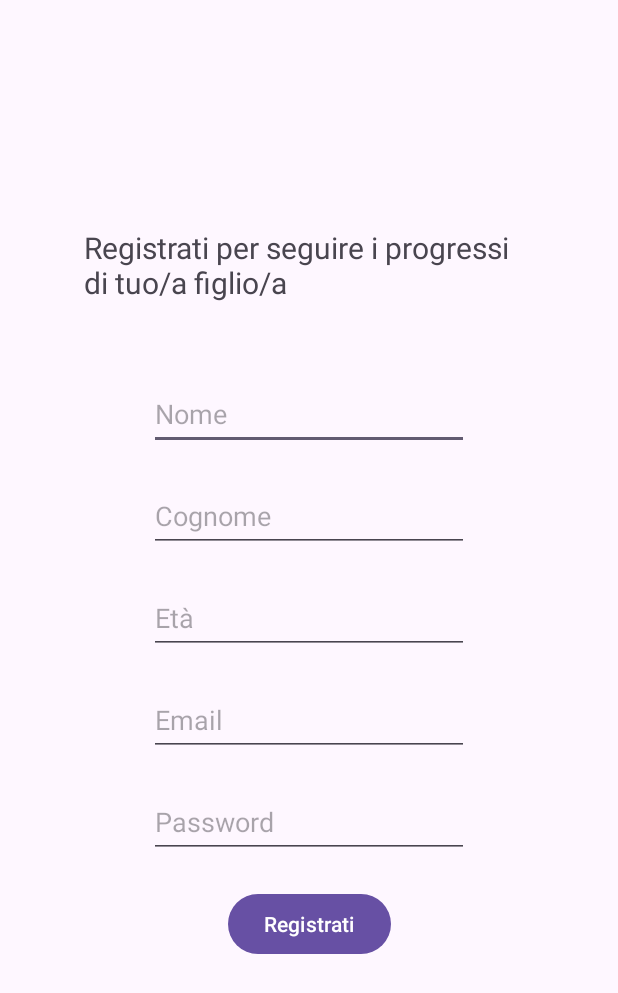
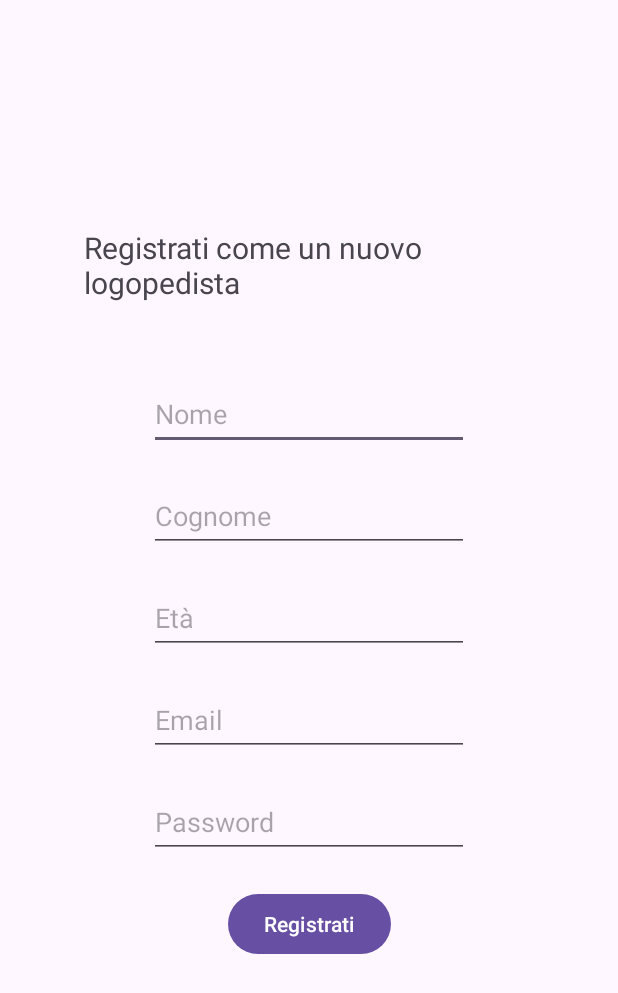
Before and after one commit to LucaLenoci/ProgettoAndroid, an Android app: the screen it shows after launch (RegisterActivity), after a tap on "Registrati", on a phone screen of 412 x 824 dp. Shown: the top 993 px of the screen. Run offline under Robolectric (Android 15) with nearby library versions, the phone set to English and light mode, and no system bars; our stand-ins replace Firebase (no records; nobody signed in at launch, a user with empty details on screens opened directly); Roboto replaces fonts that are not available here.

Commit message:
modificata la registrazione e aggiunta la possibilità al logopedista di aggiungere genitori

```diff
--- a/app/src/main/java/com/example/progetto_mobile/MainActivity.java
+++ b/app/src/main/java/com/example/progetto_mobile/MainActivity.java
@@ -32,7 +32,9 @@ public class MainActivity extends AppCompatActivity {
         View registratiButton = findViewById(R.id.buttonRegistrati);
         registratiButton.setOnClickListener(v -> {
             // Start the registration activity
-            startActivity(new Intent(MainActivity.this, RegisterActivity.class));
+            Intent intent = new Intent(MainActivity.this, RegisterActivity.class);
+            intent.putExtra("from", "registraLogopedista");
+            startActivity(intent);
         });
     }
 }
--- a/app/src/main/java/com/example/progetto_mobile/RegisterActivity.java
+++ b/app/src/main/java/com/example/progetto_mobile/RegisterActivity.java
@@ -6,6 +6,7 @@ import android.util.Log;
 import android.view.View;
 import android.widget.Button;
 import android.widget.EditText;
+import android.widget.TextView;
 import android.widget.Toast;
 
 import androidx.activity.EdgeToEdge;
@@ -32,7 +33,9 @@ import java.util.Map;
 
 public class RegisterActivity extends AppCompatActivity {
 
+    private int tipologia;
     private static final String TAG = "FirestoreExample";
+    private TextView tvLabel;
     private EditText etEmail, etPassword, etNome, etCognome, etEta;
     private FirebaseAuth auth;
     private FirebaseUser fbUser;
@@ -50,6 +53,7 @@ public class RegisterActivity extends AppCompatActivity {
             return insets;
         });
 
+        tvLabel = findViewById(R.id.textViewRegisterLabel);
         etNome = findViewById(R.id.editTextNome);
         etCognome = findViewById(R.id.editTextCognome);
         etEta = findViewById(R.id.editTextEta);
@@ -60,6 +64,19 @@ public class RegisterActivity extends AppCompatActivity {
         auth = FirebaseAuth.getInstance();
         db = FirebaseFirestore.getInstance();
         usersRef = db.collection("users");
+
+        Intent intent = getIntent();
+        String from = intent.getStringExtra("from");
+        if (from != null && from.equals("registraLogopedista")){
+            tipologia = 1;
+            tvLabel.setText("Registrati come un nuovo logopedista");
+        }
+        else if (from != null && from.equals("registraGenitore")){
+            tipologia = 2;
+            tvLabel.setText("Registra un genitore");
+        }
+
+        Log.d("RegisterIntent", "Tipologia: " + from + tipologia);
 
         btnRegister.setOnClickListener(new View.OnClickListener() {
             @Override
@@ -124,7 +141,7 @@ public class RegisterActivity extends AppCompatActivity {
                             user.put("cognome", cognome);
                             user.put("eta", Integer.parseInt(eta));
                             user.put("email", email);
-                            user.put("tipologia", 2);
+                            user.put("tipologia", tipologia);
 //                            User user = new User(cognome, Integer.parseInt(eta), nome, 1, email);
 
                             // Aggiungi l'user a Firestore
--- a/app/src/main/res/layout/activity_register.xml
+++ b/app/src/main/res/layout/activity_register.xml
@@ -8,12 +8,12 @@
     tools:context=".RegisterActivity">
 
     <TextView
-        android:id="@+id/textView8"
+        android:id="@+id/textViewRegisterLabel"
         android:layout_width="wrap_content"
         android:layout_height="wrap_content"
         android:layout_marginBottom="50dp"
         android:maxWidth="300dp"
-        android:text="Registrati per seguire i progressi di tuo/a figlio/a"
+        android:text="Registrati"
         android:textSize="20sp"
         app:layout_constraintBottom_toTopOf="@+id/editTextNome"
         app:layout_constraintEnd_toEndOf="parent"
```
Also changed, not shown: app/src/main/java/com/example/progetto_mobile/HomeLogopedistaActivity.java (+9 -0 lines), app/src/main/res/layout/activity_home_logopedista.xml (+11 -0 lines), 1 other file.
